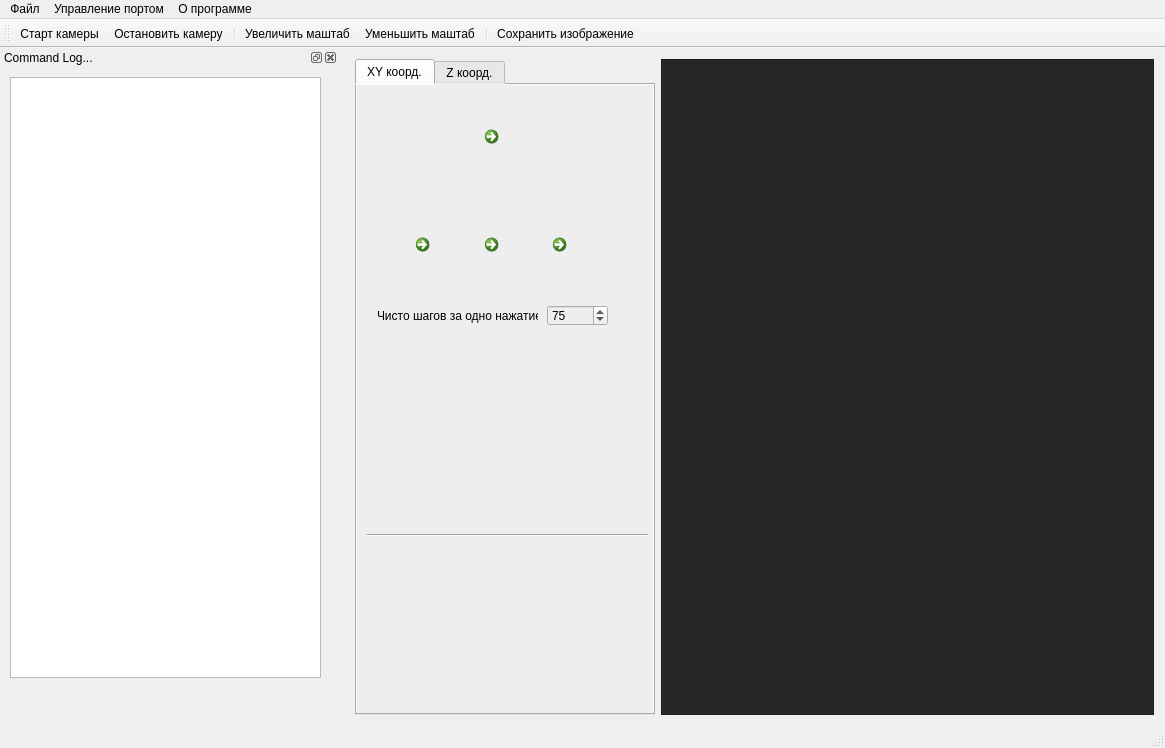
Before: the Qt Designer form mainwindow.ui in relaxesemind/Atlant2018, drawn with Qt 5.
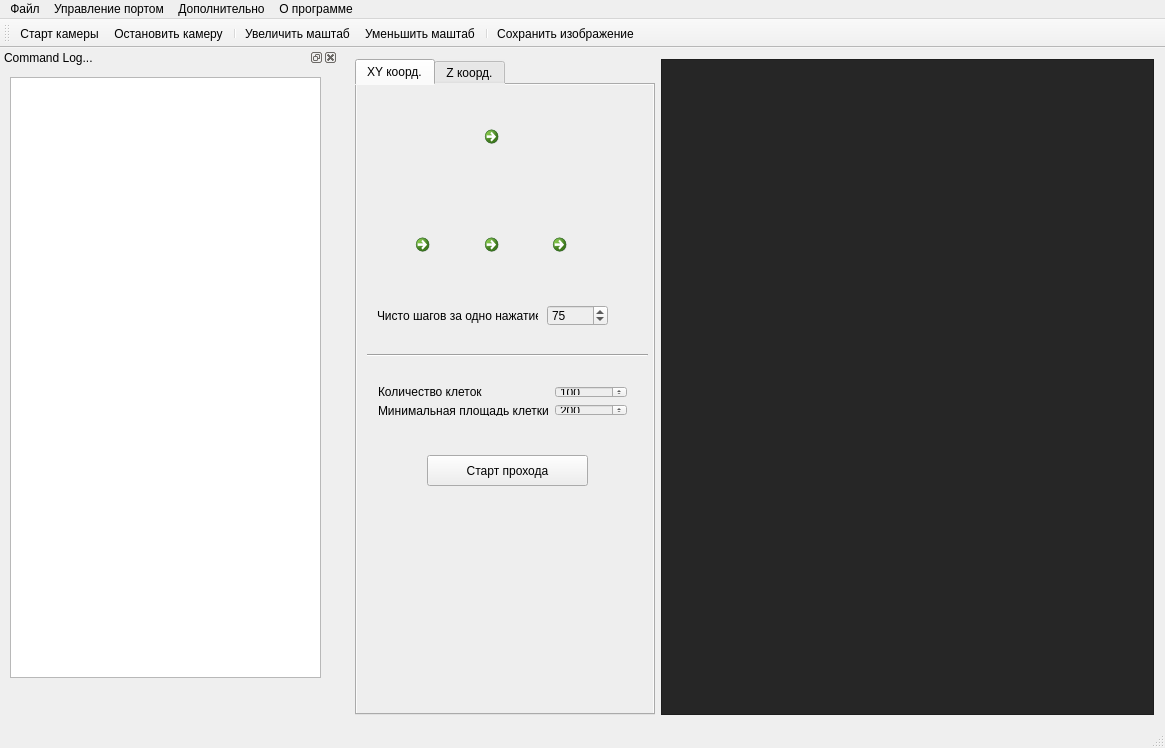
After: the same form once the commit is applied. The open tabs and pages were chosen to show the change. Icons and pictures are not drawn.

What changed in the file:
```diff
--- a/mainwindow.ui
+++ b/mainwindow.ui
@@ -213,7 +213,7 @@
           <property name="geometry">
            <rect>
             <x>10</x>
-            <y>440</y>
+            <y>260</y>
             <width>281</width>
             <height>21</height>
            </rect>
@@ -263,6 +263,96 @@
            <string>Чисто шагов за одно нажатие</string>
           </property>
          </widget>
+         <widget class="QPushButton" name="pushButton_3">
+          <property name="geometry">
+           <rect>
+            <x>70</x>
+            <y>370</y>
+            <width>161</width>
+            <height>31</height>
+           </rect>
+          </property>
+          <property name="text">
+           <string>Старт прохода</string>
+          </property>
+          <property name="autoRepeatDelay">
+           <number>300</number>
+          </property>
+         </widget>
+         <widget class="QWidget" name="layoutWidget">
+          <property name="geometry">
+           <rect>
+            <x>10</x>
+            <y>290</y>
+            <width>271</width>
+            <height>52</height>
+           </rect>
+          </property>
+          <layout class="QFormLayout" name="formLayout">
+           <item row="0" column="0">
+            <widget class="QLabel" name="label">
+             <property name="text">
+              <string>Количество клеток</string>
+             </property>
+            </widget>
+           </item>
+           <item row="0" column="1">
+            <widget class="QSpinBox" name="spinBox_3">
+             <property name="suffix">
+              <string/>
+             </property>
+             <property name="prefix">
+              <string/>
+             </property>
+             <property name="minimum">
+              <number>1</number>
+             </property>
+             <property name="maximum">
+              <number>1000000000</number>
+             </property>
+             <property name="singleStep">
+              <number>1</number>
+             </property>
+             <property name="value">
+              <number>100</number>
+             </property>
+            </widget>
+           </item>
+           <item row="1" column="0">
+            <widget class="QLabel" name="label_2">
+             <property name="lineWidth">
+              <number>1</number>
+             </property>
+             <property name="text">
+              <string>&lt;html&gt;&lt;head/&gt;&lt;body&gt;&lt;p&gt;Минимальная площадь клетки&lt;/p&gt;&lt;/body&gt;&lt;/html&gt;</string>
+             </property>
+            </widget>
+           </item>
+           <item row="1" column="1">
+            <widget class="QSpinBox" name="spinBox_4">
+             <property name="suffix">
+              <string/>
+             </property>
+             <property name="prefix">
+              <string/>
+             </property>
+             <property name="minimum">
+              <number>1</number>
+             </property>
+             <property name="maximum">
+              <number>1000000000</number>
+             </property>
+             <property name="singleStep">
+              <number>25</number>
+             </property>
+             <property name="value">
+              <number>200</number>
+             </property>
+            </widget>
+           </item>
+          </layout>
+         </widget>
+         <zorder>layoutWidget</zorder>
          <zorder>line</zorder>
          <zorder>layoutWidget</zorder>
          <zorder>spinBox</zorder>
@@ -464,8 +554,15 @@
     <addaction name="action_2"/>
     <addaction name="action_3"/>
    </widget>
+   <widget class="QMenu" name="menu_4">
+    <property name="title">
+     <string>Дополнительно</string>
+    </property>
+    <addaction name="action_4"/>
+   </widget>
    <addaction name="menu"/>
    <addaction name="menu_3"/>
+   <addaction name="menu_4"/>
    <addaction name="menu_2"/>
   </widget>
   <widget class="QToolBar" name="mainToolBar">
```
Left out of the diff: 44 changed lines with no effect on the pictures.
